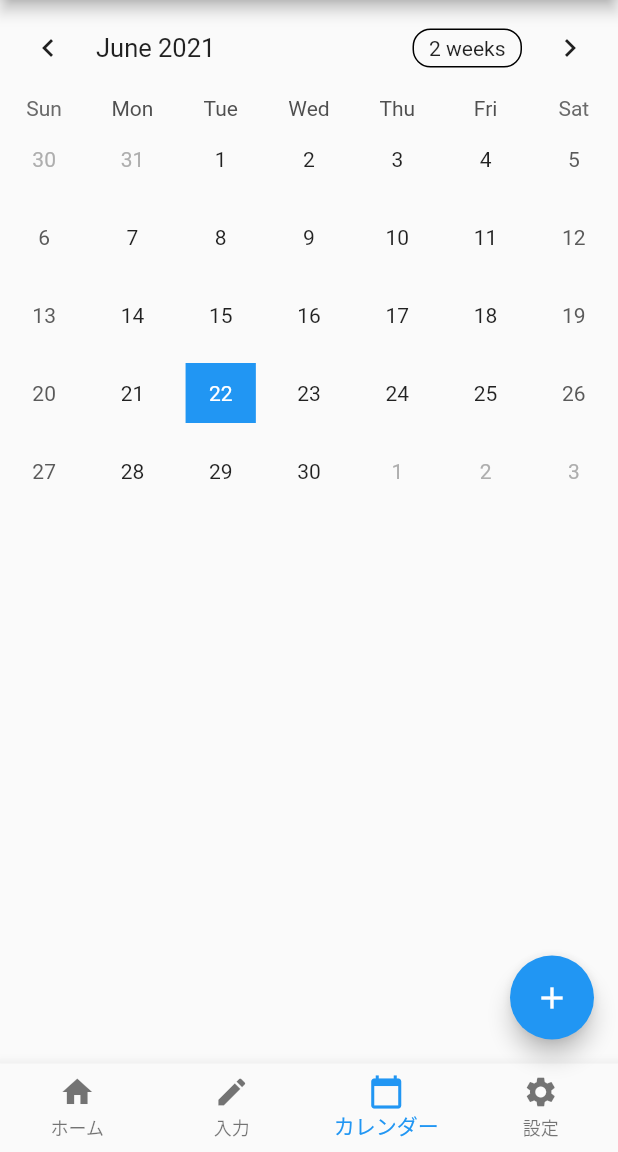
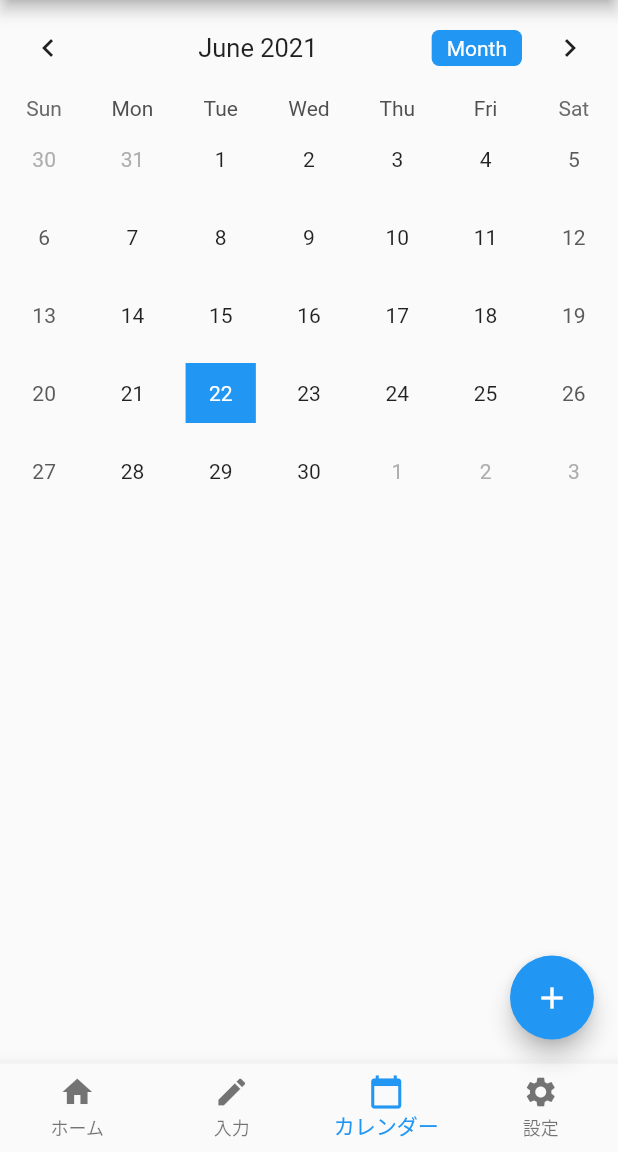
Before and after one commit to kouyoumikan/calendar_firebase, a Flutter app: the Calendar screen opened by its route, on a phone screen of 412 x 824 dp, the part 84-1236 px from its top. Run offline on Flutter 3.47's test engine with Material 2 defaults, Android fonts, the phone set to English and light mode, and no system bars; drawn by our look-alikes of table_calendar.

Commit message:
右上にあるカレンダー表示の切り替えボタンのカスタマイズ設定

```diff
--- a/lib/pages/calendar.dart
+++ b/lib/pages/calendar.dart
@@ -38,7 +38,8 @@ class _CalendarState extends State<Calendar> {
         },
         startingDayOfWeek: StartingDayOfWeek.sunday, // 週の初めを日曜日に設定
         daysOfWeekVisible: true,
-        // 二番目にフォーカスして選択される日付の設定
+
+        // 1番目にフォーカスして選択される日付の設定
         onDaySelected: (DateTime selectDay, DateTime focuseDay) {
           setState(() {
             selectedDay = selectDay;
@@ -46,7 +47,8 @@ class _CalendarState extends State<Calendar> {
           });
           print(focusedDay);
         },
-        // 二番目に選択される日付をフォーカスした日付に更新
+
+        // 2番目に選択される日付をフォーカスした日付に更新
         selectedDayPredicate: (DateTime date) {
           return isSameDay(selectedDay, date);
         },
@@ -67,95 +69,36 @@ class _CalendarState extends State<Calendar> {
             //borderRadius: BorderRadius.circular(5.0), // 図形の半径を設定
           ),
         ),
+
+        // 右上にあるカレンダー表示の切り替えボタンのカスタマイズ
+        headerStyle: HeaderStyle(
+          formatButtonVisible: true, // 右上にあるカレンダー表示の切り替えボタンを表示するかの設定
+          titleCentered: true, // カレンダーの月を中央配置する設定
+          formatButtonShowsNext: false, // 右上にあるカレンダー表示の切り替え設定
+          formatButtonDecoration: BoxDecoration( // 右上にあるカレンダー表示の切り替えボタンのデザイン装飾
+            color: Colors.blue, // 青色
+            borderRadius: BorderRadius.circular(5.0),
+          ),
+          formatButtonTextStyle: TextStyle( // 右上にあるカレンダー表示の切り替えボタンの文字色の装飾
+            color: Colors.white,
+          ),
+//          leftChevronVisible: false, // 左上の矢印を非表示
+//          rightChevronVisible: false, // 右上の矢印を非表示
+//          headerPadding: EdgeInsets.symmetric( // 右上にあるの切り替えボタンの配置の設定
+//              horizontal: 5.0,
+//              vertical: 1.0
+//          ),
+        ),
+
+        // カレンダーのイベント数を数字で表示するようにカスタマイズ
+//        calendarBuilders: CalendarBuilders(
+//          markerBuilder: (context, date, events) {
+//            if (events.isNotEmpty) {
+//              return _buildEventsMarker(date, events);
+//            }
+//          },
+//        ),
       ),
-//      body: SingleChildScrollView(
-//        child: Column(
-//          crossAxisAlignment: CrossAxisAlignment.start,
-//          children: <Widget>[
-//            TableCalendar(
-//              locale: 'ja_JP', // カレンダーの言語を日本語で設定
-//              weekendDays: [7], //
-//              focusedDay: selectedDay,
-//              firstDay: DateTime(1990),
-//              lastDay: DateTime(2050),
-//              calendarFormat: format,
-//              // フォーマット変更のボタン押下時の処理
-//              onFormatChanged: (CalendarFormat _format) {
-//                setState(() {
-//                  format = _format;
-//                });
-//              },
-//              startingDayOfWeek: StartingDayOfWeek.sunday,
-//              daysOfWeekVisible: true,
-//
-//              //Day Changed
-//              onDaySelected: (DateTime selectDay, DateTime focusDay) {
-//                setState(() {
-//                  selectedDay = selectDay;
-//                  focusedDay = focusDay;
-//                });
-//                print(focusedDay);
-//              },
-//              selectedDayPredicate: (DateTime date) {
-//                return isSameDay(selectedDay, date);
-//              },
-//
-//              //eventLoader: _getEventsfromDay,
-//
-//              //To style the Calendar
-//              calendarStyle: CalendarStyle(
-//                isTodayHighlighted: true,
-//                selectedDecoration: BoxDecoration(
-//                  color: Colors.blue,
-//                  shape: BoxShape.rectangle,
-//                  borderRadius: BorderRadius.circular(5.0),
-//                ),
-//                selectedTextStyle: TextStyle(color: Colors.white),
-//                todayDecoration: BoxDecoration(
-//                  color: Colors.purpleAccent,
-//                  shape: BoxShape.rectangle,
-//                  borderRadius: BorderRadius.circular(5.0),
-//                ),
-//                defaultDecoration: BoxDecoration(
-//                  shape: BoxShape.rectangle,
-//                  borderRadius: BorderRadius.circular(5.0),
-//                ),
-//                weekendDecoration: BoxDecoration(
-//                  shape: BoxShape.rectangle,
-//                  borderRadius: BorderRadius.circular(5.0),
-//                ),
-//              ),
-//              //右上にあるカレンダー表示の切り替えボタンのカスタマイズ
-//              headerStyle: HeaderStyle(
-//                formatButtonVisible: true,
-//                titleCentered: true,
-//                formatButtonShowsNext: false,
-//                formatButtonDecoration: BoxDecoration(
-//                  color: Colors.blue,
-//                  borderRadius: BorderRadius.circular(5.0),
-//                ),
-//                formatButtonTextStyle: TextStyle(
-//                  color: Colors.white,
-//                ),
-////                leftChevronVisible: false, // 左上の矢印を非表示
-////                rightChevronVisible: false, // 右上の矢印を非表示
-//                headerPadding: EdgeInsets.symmetric(
-//                    horizontal: 5.0,
-//                    vertical: 1.0
-//                ),
-//              ),
-//              // カレンダーのイベント数を数字で表示するようにカスタマイズ
-//              calendarBuilders: CalendarBuilders(
-//                markerBuilder: (context, date, events) {
-//                  if (events.isNotEmpty) {
-//                    return _buildEventsMarker(date, events);
-//                  }
-//                },
-//              ),
-//            ),
-//          ],
-//        ),
-//      ),
       bottomNavigationBar: BottomNavigationBar(
         type: BottomNavigationBarType.fixed,
         currentIndex: 2, // 現在選択しているアイコンの色をハイライト表示
```
